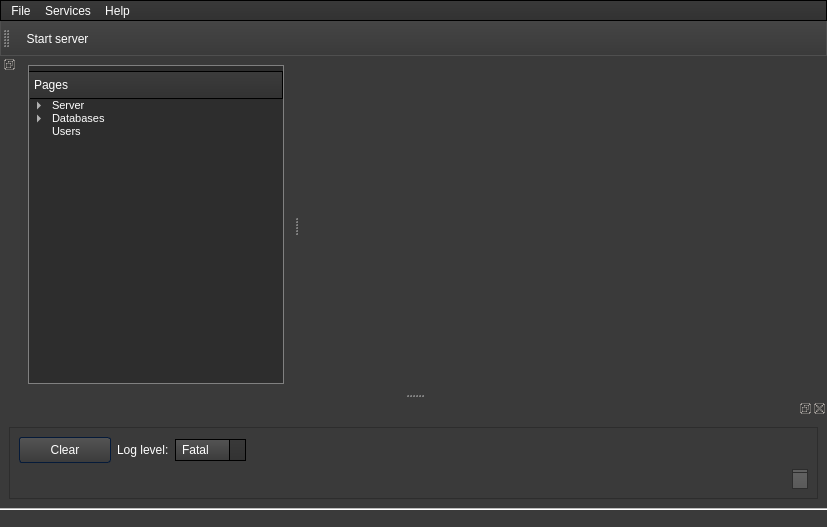
This is Server/GUI/src/Ui/GUI.ui in siisgoo/siisty as Qt 5 draws it before an edit. The edited form follows.
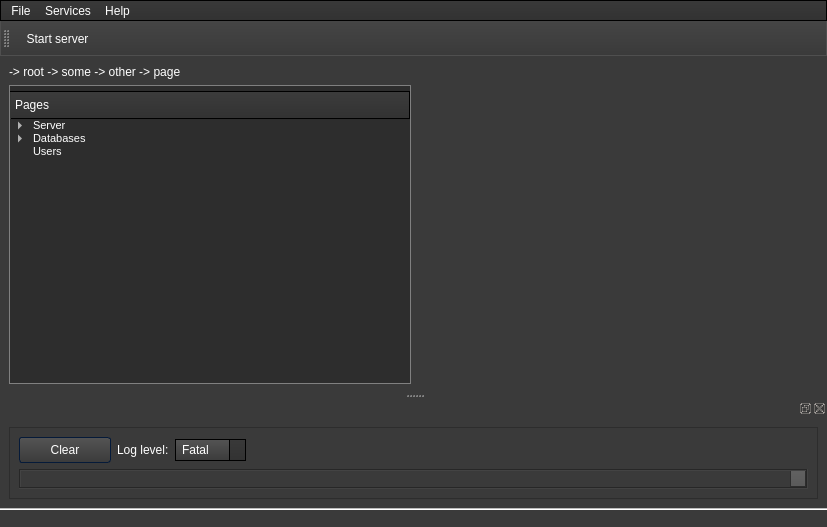
This is the edited form. Icons and pictures are not drawn.

Commit message: modified:   Server/GUI/include/GUI.hpp 	modified:   Server/GUI/src/GUI.cpp 	modified:   Server/GUI/src/Ui/GUI.ui 	modified:   Server/GUI/src/Ui/WelcomePage.ui 	modified:   Server/SslServer/src/iiServer.cpp

Diff of the .ui file:
```diff
--- a/Server/GUI/src/Ui/GUI.ui
+++ b/Server/GUI/src/Ui/GUI.ui
@@ -1044,8 +1044,59 @@
      <verstretch>0</verstretch>
     </sizepolicy>
    </property>
-   <layout class="QFormLayout" name="formLayout">
-    <item row="0" column="1">
+   <layout class="QGridLayout" name="gridLayout">
+    <item row="0" column="0">
+     <widget class="QLabel" name="label_2">
+      <property name="text">
+       <string>-&gt; root -&gt; some -&gt; other -&gt; page</string>
+      </property>
+     </widget>
+    </item>
+    <item row="1" column="0">
+     <widget class="QTreeWidget" name="pages_list">
+      <column>
+       <property name="text">
+        <string>Pages</string>
+       </property>
+      </column>
+      <item>
+       <property name="text">
+        <string>Server</string>
+       </property>
+       <item>
+        <property name="text">
+         <string>Server info</string>
+        </property>
+       </item>
+       <item>
+        <property name="text">
+         <string>Connections</string>
+        </property>
+       </item>
+       <item>
+        <property name="text">
+         <string>Data usage</string>
+        </property>
+       </item>
+      </item>
+      <item>
+       <property name="text">
+        <string>Databases</string>
+       </property>
+       <item>
+        <property name="text">
+         <string>Edit tables</string>
+        </property>
+       </item>
+      </item>
+      <item>
+       <property name="text">
+        <string>Users</string>
+       </property>
+      </item>
+     </widget>
+    </item>
+    <item row="0" column="1" rowspan="2">
      <widget class="QStackedWidget" name="page_view">
       <property name="sizePolicy">
        <sizepolicy hsizetype="Expanding" vsizetype="Expanding">
@@ -1148,71 +1199,6 @@
     <bool>false</bool>
    </property>
   </widget>
-  <widget class="QDockWidget" name="pages_dock">
-   <property name="acceptDrops">
-    <bool>false</bool>
-   </property>
-   <property name="layoutDirection">
-    <enum>Qt::LeftToRight</enum>
-   </property>
-   <property name="floating">
-    <bool>false</bool>
-   </property>
-   <property name="features">
-    <set>QDockWidget::DockWidgetFloatable|QDockWidget::DockWidgetMovable|QDockWidget::DockWidgetVerticalTitleBar</set>
-   </property>
-   <attribute name="dockWidgetArea">
-    <number>1</number>
-   </attribute>
-   <widget class="QWidget" name="dockWidgetContents_2">
-    <layout class="QHBoxLayout" name="horizontalLayout">
-     <item>
-      <widget class="QTreeWidget" name="pages_list">
-       <column>
-        <property name="text">
-         <string>Pages</string>
-        </property>
-       </column>
-       <item>
-        <property name="text">
-         <string>Server</string>
-        </property>
-        <item>
-         <property name="text">
-          <string>Server info</string>
-         </property>
-        </item>
-        <item>
-         <property name="text">
-          <string>Connections</string>
-         </property>
-        </item>
-        <item>
-         <property name="text">
-          <string>Data usage</string>
-         </property>
-        </item>
-       </item>
-       <item>
-        <property name="text">
-         <string>Databases</string>
-        </property>
-        <item>
-         <property name="text">
-          <string>Edit tables</string>
-         </property>
-        </item>
-       </item>
-       <item>
-        <property name="text">
-         <string>Users</string>
-        </property>
-       </item>
-      </widget>
-     </item>
-    </layout>
-   </widget>
-  </widget>
   <widget class="QDockWidget" name="info_dock">
    <property name="sizePolicy">
     <sizepolicy hsizetype="Preferred" vsizetype="Minimum">
@@ -1324,7 +1310,7 @@
            </size>
           </property>
           <property name="frameShape">
-           <enum>QFrame::NoFrame</enum>
+           <enum>QFrame::Box</enum>
           </property>
           <property name="readOnly">
            <bool>true</bool>
```
Left out of the diff: 38 changed lines with no effect on the pictures. The commit also changes 4 other files.
